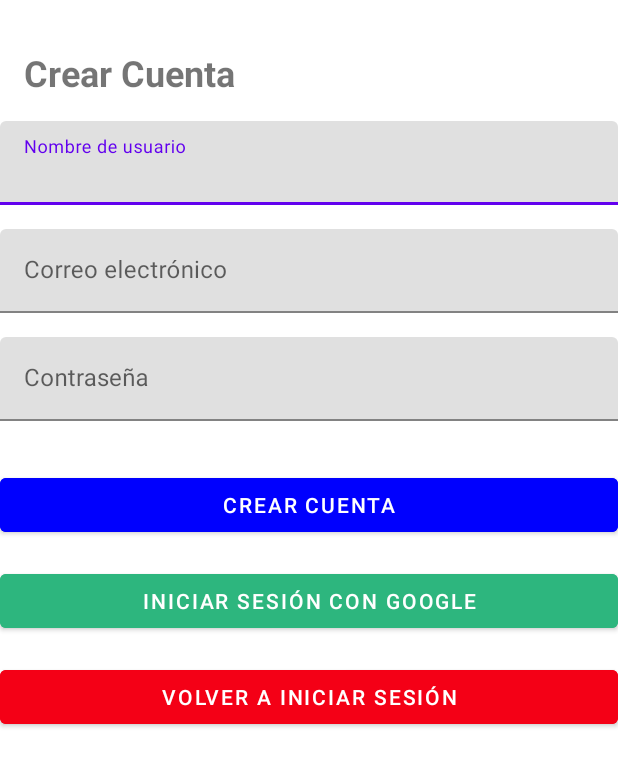
After one commit to ManuelGuillermoSanchez/MISW-4302-SportOclock, an Android app: the CreateAccountActivity screen opened directly, with no data from a screen before it, on a phone screen of 412 x 824 dp. The commit adds this screen. Shown: the top 767 px of the screen. Run offline under Robolectric (Android 15) with nearby library versions, the phone set to English and light mode, and no system bars.

Commit message:
Funcionalidad de crear cuenta

```diff
--- a/mobile/app/src/main/AndroidManifest.xml
+++ b/mobile/app/src/main/AndroidManifest.xml
@@ -12,6 +12,8 @@
         android:supportsRtl="true"
         android:theme="@style/Theme.MaterialComponents.DayNight.NoActionBar"
         tools:targetApi="31" >
+        <!-- Declarar la actividad de Crear cuenta -->
+        <activity android:name=".CreateAccountActivity" />
         <activity
             android:name="com.example.sportclock.LoginActivity"
             android:exported="true"
--- /dev/null
+++ b/mobile/app/src/main/res/layout/activity_create_account.xml
@@ -0,0 +1,109 @@
+<?xml version="1.0" encoding="utf-8"?>
+<androidx.constraintlayout.widget.ConstraintLayout xmlns:android="http://schemas.android.com/apk/res/android"
+    xmlns:app="http://schemas.android.com/apk/res-auto"
+    xmlns:tools="http://schemas.android.com/tools"
+    android:layout_width="match_parent"
+    android:layout_height="match_parent"
+    tools:context=".CreateAccountActivity">
+
+    <!-- Título de la actividad -->
+    <TextView
+        android:id="@+id/createAccountTitle"
+        android:layout_width="wrap_content"
+        android:layout_height="wrap_content"
+        android:text="Crear Cuenta"
+        android:textSize="24sp"
+        android:textStyle="bold"
+        app:layout_constraintTop_toTopOf="parent"
+        app:layout_constraintStart_toStartOf="parent"
+        android:layout_marginTop="32dp"
+        android:layout_marginStart="16dp"/>
+
+    <!-- Campo de nombre de usuario -->
+    <com.google.android.material.textfield.TextInputLayout
+        android:id="@+id/usernameInputLayout"
+        android:layout_width="0dp"
+        android:layout_height="wrap_content"
+        app:layout_constraintTop_toBottomOf="@id/createAccountTitle"
+        app:layout_constraintStart_toStartOf="parent"
+        app:layout_constraintEnd_toEndOf="parent"
+        android:layout_marginTop="16dp">
+        <com.google.android.material.textfield.TextInputEditText
+            android:id="@+id/username"
+            android:layout_width="match_parent"
+            android:layout_height="wrap_content"
+            android:hint="Nombre de usuario"
+            android:inputType="textPersonName"/>
+    </com.google.android.material.textfield.TextInputLayout>
+
+    <!-- Campo de correo electrónico -->
+    <com.google.android.material.textfield.TextInputLayout
+        android:id="@+id/emailInputLayout"
+        android:layout_width="0dp"
+        android:layout_height="wrap_content"
+        app:layout_constraintTop_toBottomOf="@id/usernameInputLayout"
+        app:layout_constraintStart_toStartOf="parent"
+        app:layout_constraintEnd_toEndOf="parent"
+        android:layout_marginTop="16dp">
+        <com.google.android.material.textfield.TextInputEditText
+            android:id="@+id/email"
+            android:layout_width="match_parent"
+            android:layout_height="wrap_content"
+            android:hint="Correo electrónico"
+            android:inputType="textEmailAddress"/>
+    </com.google.android.material.textfield.TextInputLayout>
+
+    <!-- Campo de contraseña -->
+    <com.google.android.material.textfield.TextInputLayout
+        android:id="@+id/passwordInputLayout"
+        android:layout_width="0dp"
+        android:layout_height="wrap_content"
+        app:layout_constraintTop_toBottomOf="@id/emailInputLayout"
+        app:layout_constraintStart_toStartOf="parent"
+        app:layout_constraintEnd_toEndOf="parent"
+        android:layout_marginTop="16dp">
+        <com.google.android.material.textfield.TextInputEditText
+            android:id="@+id/password"
+            android:layout_width="match_parent"
+            android:layout_height="wrap_content"
+            android:hint="Contraseña"
+            android:inputType="textPassword"/>
+    </com.google.android.material.textfield.TextInputLayout>
+
+    <!-- Botón de crear cuenta -->
+    <com.google.android.material.button.MaterialButton
+        android:id="@+id/createAccountButton"
+        android:layout_width="0dp"
+        android:layout_height="wrap_content"
+        android:text="Crear cuenta"
+        app:layout_constraintTop_toBottomOf="@id/passwordInputLayout"
+        app:layout_constraintStart_toStartOf="parent"
+        app:layout_constraintEnd_toEndOf="parent"
+        android:layout_marginTop="32dp"
+        android:backgroundTint="@color/colorBlue"/>
+
+    <!-- Botón para iniciar sesión con Google -->
+    <com.google.android.material.button.MaterialButton
+        android:id="@+id/googleLoginButton"
+        android:layout_width="0dp"
+        android:layout_height="wrap_content"
+        android:text="Iniciar sesión con Google"
+        app:layout_constraintTop_toBottomOf="@id/createAccountButton"
+        app:layout_constraintStart_toStartOf="parent"
+        app:layout_constraintEnd_toEndOf="parent"
+        android:layout_marginTop="16dp"
+        android:backgroundTint="@color/colorGreen"/>
+
+    <!-- Botón para volver al Login -->
+    <com.google.android.material.button.MaterialButton
+        android:id="@+id/loginButton"
+        android:layout_width="0dp"
+        android:layout_height="wrap_content"
+        android:text="Volver a Iniciar sesión"
+        app:layout_constraintTop_toBottomOf="@id/googleLoginButton"
+        app:layout_constraintStart_toStartOf="parent"
+        app:layout_constraintEnd_toEndOf="parent"
+        android:layout_marginTop="16dp"
+        android:backgroundTint="@color/colorRed"/>
+
+</androidx.constraintlayout.widget.ConstraintLayout>
--- a/mobile/app/src/main/res/layout/activity_login.xml
+++ b/mobile/app/src/main/res/layout/activity_login.xml
@@ -133,4 +133,5 @@
         android:layout_marginTop="20dp"
         android:backgroundTint="@color/colorGray"/>
 
+
 </androidx.constraintlayout.widget.ConstraintLayout>
--- a/mobile/app/src/main/res/navigation/mobile_navigation.xml
+++ b/mobile/app/src/main/res/navigation/mobile_navigation.xml
@@ -19,7 +19,7 @@
 
     <fragment
         android:id="@+id/navigation_notifications"
-        android:name="com.example.sportoclock.ui.NotificationsFragment"
+        android:name="com.example.sportoclock.ui.settingsFragment"
         android:label="@string/title_notifications"
-        tools:layout="@layout/fragment_notifications" />
+        tools:layout="@layout/fragment_settings" />
 </navigation>
```
Also changed, not shown: mobile/app/src/main/java/com/example/sportoclock/CreateAccountActivity.kt (added, +100 -0 lines), mobile/app/src/main/java/com/example/sportoclock/LoginActivity.kt (+9 -0 lines), mobile/app/src/main/java/com/example/sportoclock/ui/settingsFragment.kt (renamed from mobile/app/src/main/java/com/example/sportoclock/ui/NotificationsFragment.kt, +4 -4 lines), mobile/app/src/main/res/layout/fragment_settings.xml (renamed from mobile/app/src/main/res/layout/fragment_notifications.xml).
